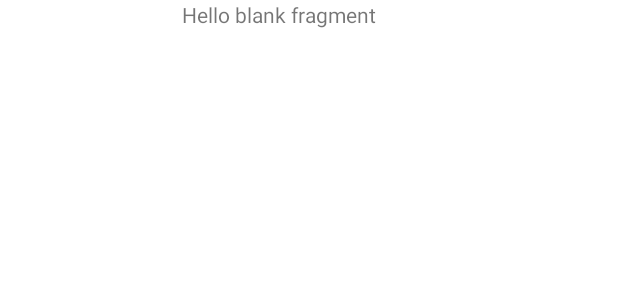
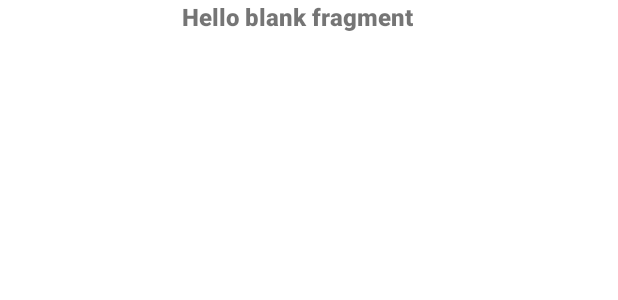
Before and after one commit to 401d11/repose, an Android app: the layout fragment_stretch.xml on its own in the app's theme, with its tools: preview values and no code run, on a phone screen of 412 x 824 dp. Shown: the top 300 px of the screen. Run offline under Robolectric (Android 15) with nearby library versions, the phone set to English and light mode, and no system bars.

Commit message:
changed font style on fragment stretch

```diff
--- a/app/src/main/res/layout/fragment_stretch.xml
+++ b/app/src/main/res/layout/fragment_stretch.xml
@@ -12,7 +12,9 @@
         android:id="@+id/currentStretchFragmentTextView"
         android:layout_width="170dp"
         android:layout_height="75dp"
+        android:fontFamily="sans-serif-black"
         android:text="@string/hello_blank_fragment"
+        android:textSize="16sp"
         app:layout_constraintEnd_toEndOf="parent"
         app:layout_constraintStart_toStartOf="parent"
         app:layout_constraintTop_toTopOf="parent" />
```
